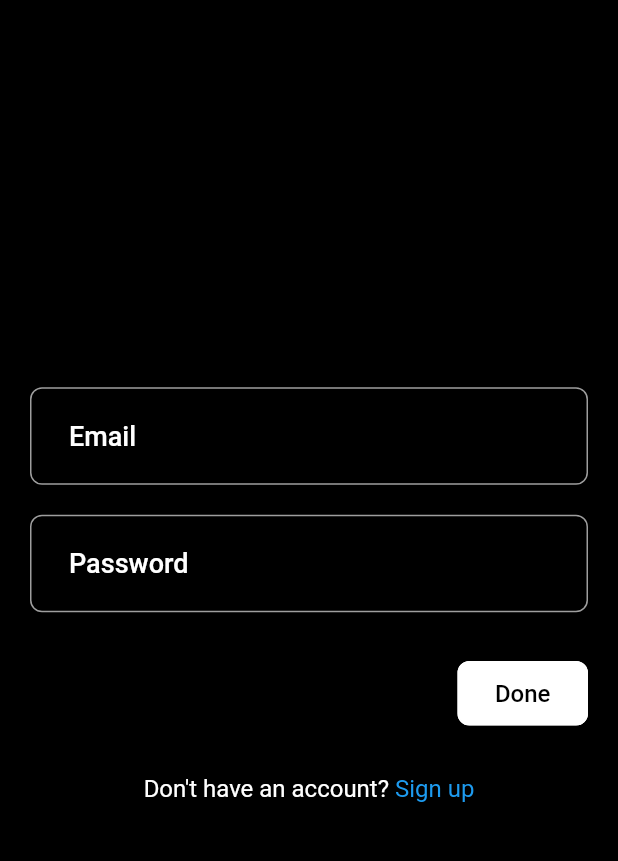
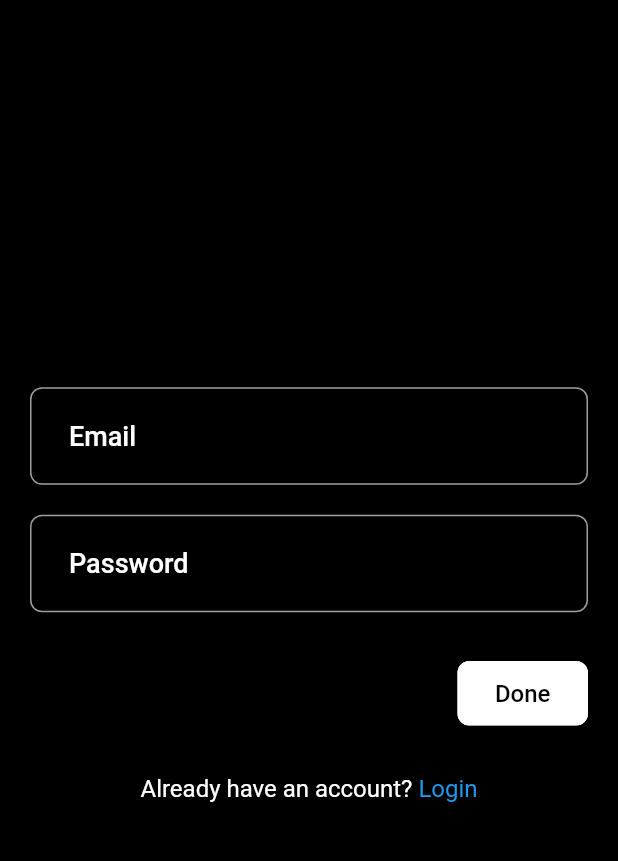
Before and after one commit to cjchika/twiclone, a Flutter app: the screen it shows after launch, on a phone screen of 412 x 824 dp, the part 65-926 px from its top. Run offline on Flutter 3.47's test engine with Material 2 defaults, Android fonts, the phone set to English and light mode, and no system bars; our stand-ins replace flutter_svg.

Commit message:
Signup UI

```diff
--- a/lib/features/auth/view/signup_view.dart
+++ b/lib/features/auth/view/signup_view.dart
@@ -8,12 +8,15 @@ import 'package:twiclone/theme/palette.dart';
 class SignUpView extends StatefulWidget {
   const SignUpView({super.key});
 
+  static route() => MaterialPageRoute(
+        builder: (context) => const SignUpView(),
+      );
+
   @override
   State<StatefulWidget> createState() => _SignUpViewState();
 }
 
 class _SignUpViewState extends State<SignUpView> {
-
   final appbar = UIConstants.appBar();
   final emailController = TextEditingController();
   final passwordController = TextEditingController();
@@ -48,16 +51,20 @@ class _SignUpViewState extends State<SignUpView> {
                 ),
                 const SizedBox(height: 30),
                 RichText(
-                    text:  TextSpan(
-                        text: "Don't have an account?",
-                        style: const TextStyle( fontSize: 16),
+                    text: TextSpan(
+                        text: "Already have an account?",
+                        style: const TextStyle(fontSize: 16),
                         children: [
-                          TextSpan(
-                            text: " Sign up",
-                            style: const TextStyle(color: Pallete.blueColor, fontSize: 16),
-                            recognizer: TapGestureRecognizer()..onTap = () { },
-                          ),
-                        ]))
+                      TextSpan(
+                        text: " Login",
+                        style: const TextStyle(
+                            color: Pallete.blueColor, fontSize: 16),
+                        recognizer: TapGestureRecognizer()
+                          ..onTap = () {
+                            Navigator.push(context, SignUpView.route());
+                          },
+                      ),
+                    ]))
               ],
             ),
           ),
--- a/lib/main.dart
+++ b/lib/main.dart
@@ -1,5 +1,6 @@
 import 'package:flutter/material.dart';
-import 'package:twiclone/features/auth/view/login_view.dart';
+// import 'package:twiclone/features/auth/view/login_view.dart';
+import 'package:twiclone/features/auth/view/signup_view.dart';
 import 'package:twiclone/theme/theme.dart';
 
 void main() {
@@ -16,7 +17,7 @@ class MyApp extends StatelessWidget {
       debugShowCheckedModeBanner: false,
       title: 'Flutter Demo',
       theme: AppTheme.theme,
-      home: const LoginView(),
+      home: const SignUpView(),
     );
   }
 }
```
Also changed, not shown: lib/features/auth/view/login_view.dart (+20 -7 lines).
